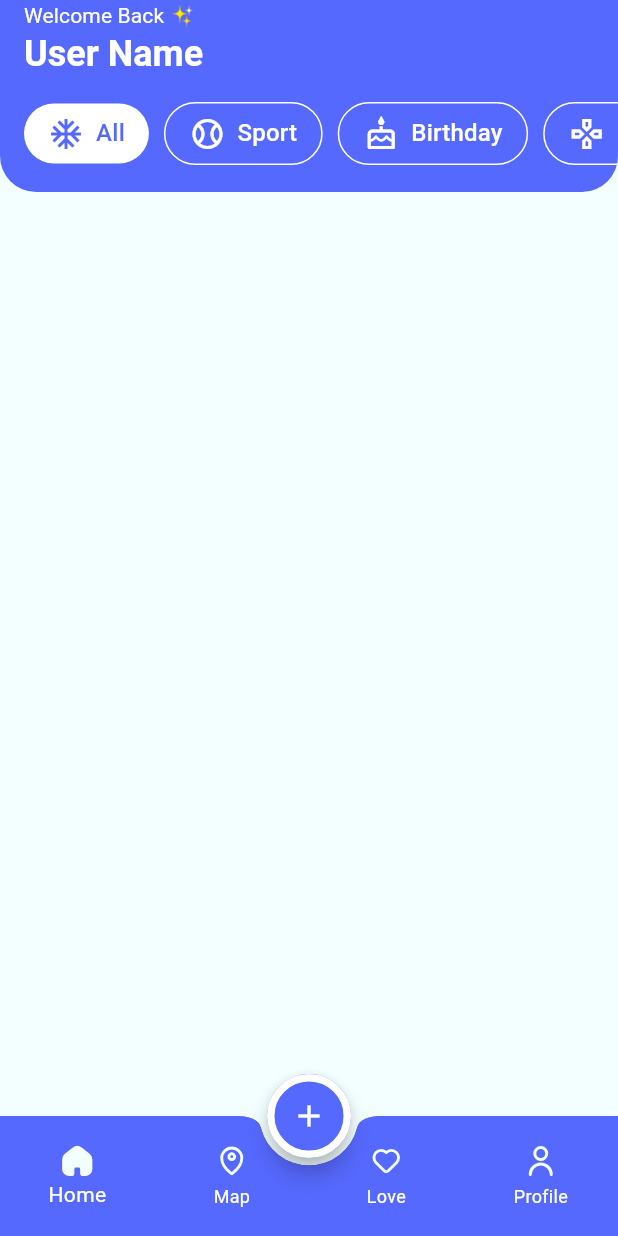
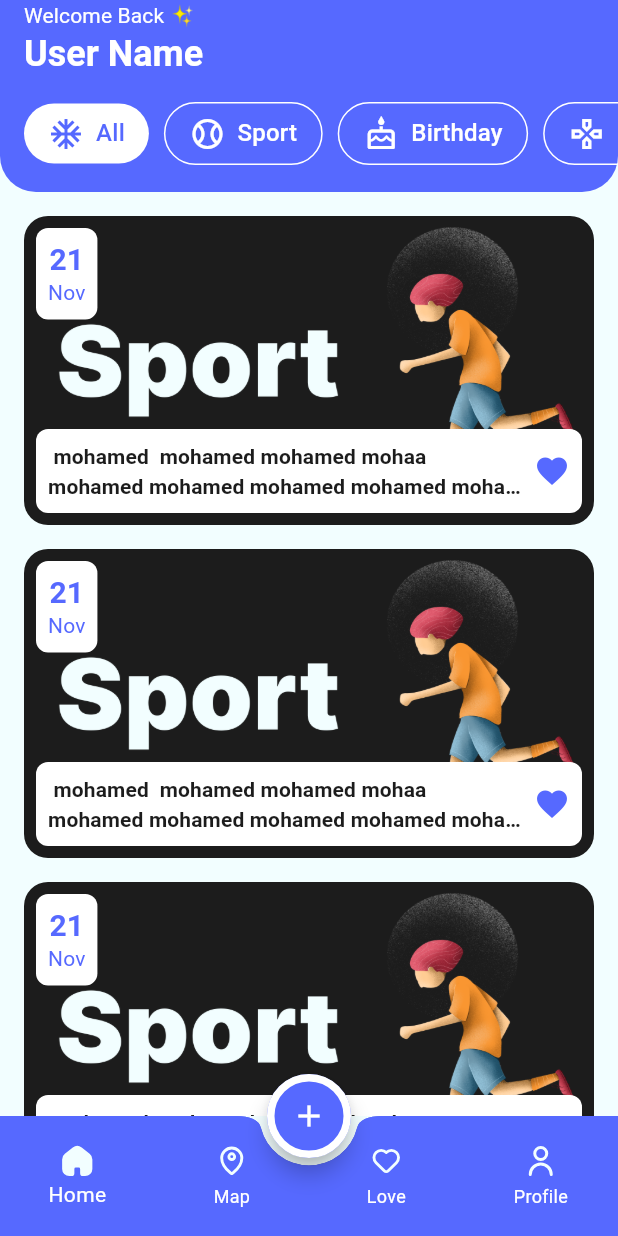
Before and after one commit to MohamedElsyedm/evently, a Flutter app: the screen it shows after launch, on a phone screen of 412 x 824 dp. Run offline on Flutter 3.47's test engine with Material 3 defaults, Android fonts, the phone set to English and light mode, and no system bars; our stand-ins replace flutter_svg.

Commit message:
create home events ui

```diff
--- a/lib/home_screen.dart
+++ b/lib/home_screen.dart
@@ -5,7 +5,6 @@ import 'package:evently/tabs/love/love_tab.dart';
 import 'package:evently/tabs/map/map_tab.dart';
 import 'package:evently/tabs/profile/profile_tab.dart';
 import 'package:flutter/material.dart';
-import 'package:flutter_svg/flutter_svg.dart';
 
 class HomeScreen extends StatefulWidget {
   static const String routName = '/homeScreen';
--- a/lib/models/category_model.dart
+++ b/lib/models/category_model.dart
@@ -1,5 +1,4 @@
 import 'package:flutter/material.dart';
-import 'package:flutter/widgets.dart';
 
 class CategoryModel {
   String id;
--- a/lib/tabs/home/home_tab.dart
+++ b/lib/tabs/home/home_tab.dart
@@ -1,4 +1,5 @@
 import 'package:evently/tabs/home/home_header.dart';
+import 'package:evently/widgets/event_item.dart';
 import 'package:flutter/material.dart';
 
 class HomeTab extends StatelessWidget {
@@ -6,6 +7,19 @@ class HomeTab extends StatelessWidget {
 
   @override
   Widget build(BuildContext context) {
-    return Column(children: [HomeHeader()]);
+    return Column(
+      children: [
+        HomeHeader(),
+        SizedBox(height: 16),
+        Expanded(
+          child: ListView.separated(
+            padding: EdgeInsets.symmetric(horizontal: 16),
+            itemBuilder: (_, index) => EventItem(),
+            separatorBuilder: (_, _) => SizedBox(height: 16),
+            itemCount: 20,
+          ),
+        ),
+      ],
+    );
   }
 }
--- a/lib/tabs/home/tab_item.dart
+++ b/lib/tabs/home/tab_item.dart
@@ -10,6 +10,7 @@ class TabItem extends StatelessWidget {
   Color selectedBackgroundColor;
 
   TabItem({
+    super.key,
     required this.label,
     required this.icon,
     required this.isSelected,
--- a/lib/widgets/default_elevated_button.dart
+++ b/lib/widgets/default_elevated_button.dart
@@ -4,7 +4,11 @@ class DefaultElevatedButton extends StatelessWidget {
   String label;
   VoidCallback onPreessed;
 
-  DefaultElevatedButton({required this.label, required this.onPreessed});
+  DefaultElevatedButton({
+    super.key,
+    required this.label,
+    required this.onPreessed,
+  });
 
   @override
   Widget build(BuildContext context) {
--- /dev/null
+++ b/lib/widgets/event_item.dart
@@ -0,0 +1,85 @@
+import 'package:evently/app_theme.dart';
+import 'package:flutter/material.dart';
+
+class EventItem extends StatelessWidget {
+  const EventItem({super.key});
+
+  @override
+  Widget build(BuildContext context) {
+    Size screenSize = MediaQuery.sizeOf(context);
+    TextTheme textTheme = Theme.of(context).textTheme;
+    return Stack(
+      children: [
+        ClipRRect(
+          borderRadius: BorderRadius.circular(16),
+          child: Image.asset(
+            'assets/images/sport.png',
+            height: screenSize.height * 0.25,
+            width: double.infinity,
+            fit: BoxFit.fill,
+          ),
+        ),
+        Container(
+          margin: EdgeInsets.all(8),
+          padding: EdgeInsets.all(8),
+          decoration: BoxDecoration(
+            color: AppTheme.white,
+            borderRadius: BorderRadius.circular(8),
+          ),
+          child: Column(
+            children: [
+              Text(
+                '21',
+                style: textTheme.titleLarge!.copyWith(
+                  color: AppTheme.primary,
+                  fontWeight: FontWeight.bold,
+                ),
+              ),
+              Text(
+                'Nov',
+                style: textTheme.titleSmall!.copyWith(color: AppTheme.primary),
+              ),
+            ],
+          ),
+        ),
+        Positioned(
+          width: screenSize.width - 32,
+          bottom: 8,
+          child: Container(
+            margin: EdgeInsets.symmetric(horizontal: 8),
+            padding: EdgeInsets.all(8),
+            decoration: BoxDecoration(
+              color: AppTheme.white,
+              borderRadius: BorderRadius.circular(8),
+            ),
+            child: Row(
+              mainAxisAlignment: MainAxisAlignment.spaceBetween,
+              children: [
+                Expanded(
+                  child: Text(
+                    ' mohamed  mohamed mohamed mohaa mohamed mohamed mohamed mohamed mohamed mohamed',
+                    style: textTheme.titleSmall!.copyWith(
+                      fontWeight: FontWeight.bold,
+                      color: AppTheme.black,
+                    ),
+                    maxLines: 2,
+                    overflow: TextOverflow.ellipsis,
+                  ),
+                ),
+                SizedBox(width: 8),
+                InkWell(
+                  onTap: () {},
+                  child: Icon(
+                    Icons.favorite,
+                    size: 24,
+                    color: AppTheme.primary,
+                  ),
+                ),
+              ],
+            ),
+          ),
+        ),
+      ],
+    );
+  }
+}
```
